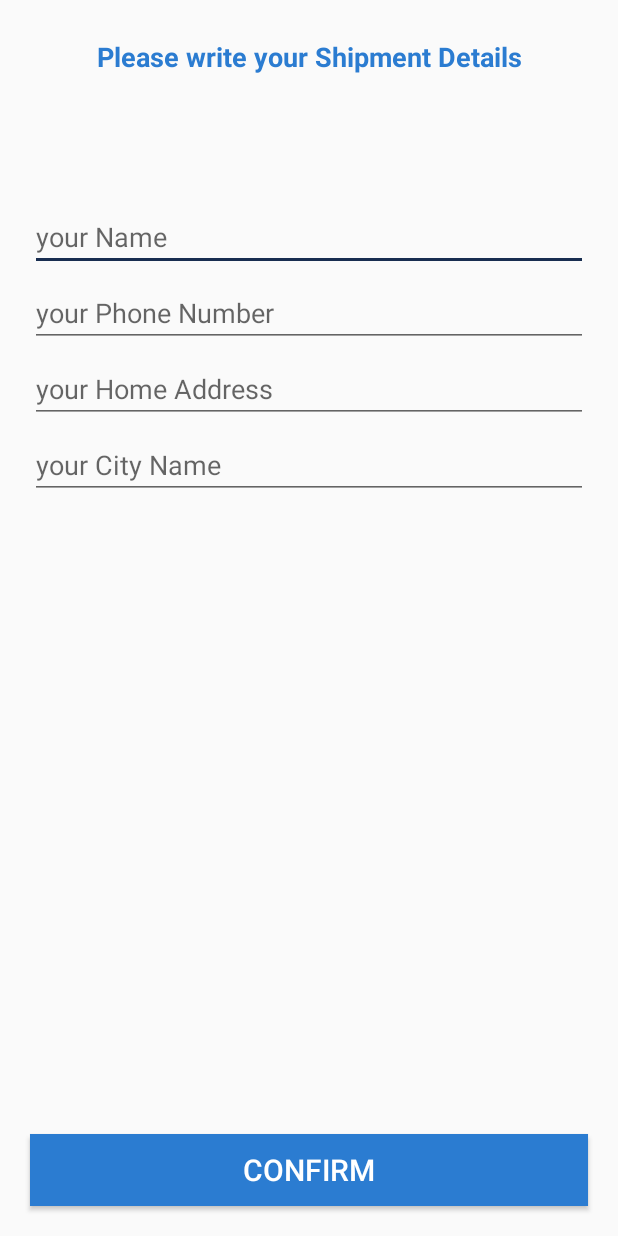
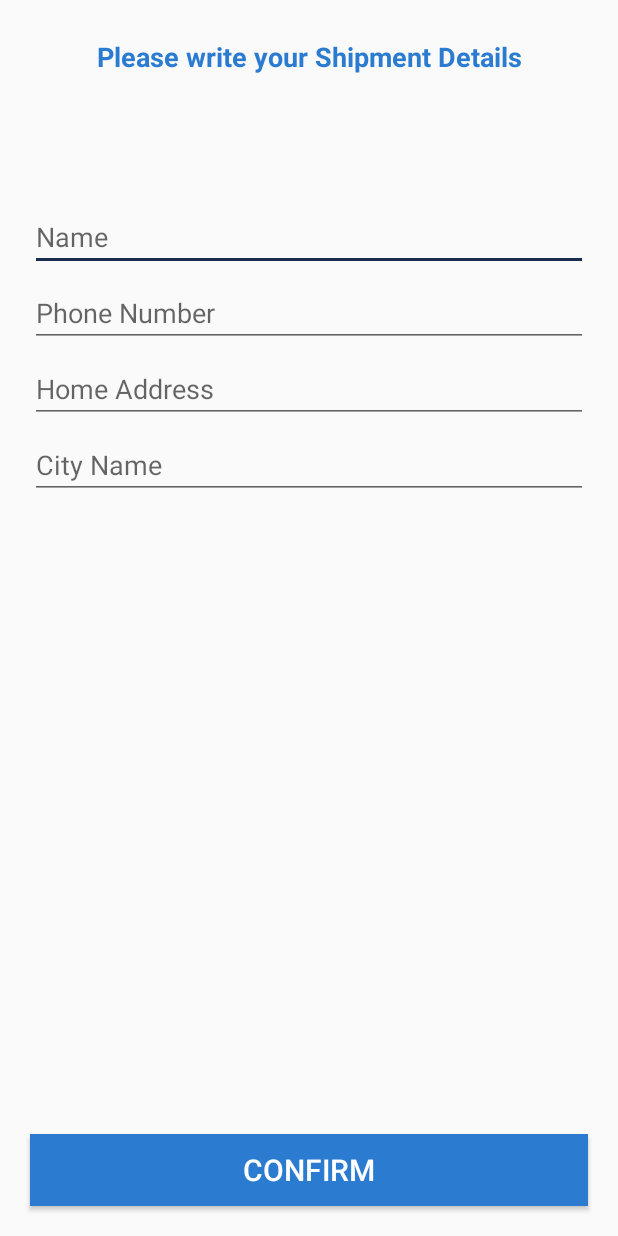
Before and after one commit to MuRemo/Online-Shopping, an Android app: the ConfirmFinalOrderActivity screen opened directly, with no data from a screen before it, on a phone screen of 412 x 824 dp. Run offline under Robolectric (Android 15) with nearby library versions, the phone set to English and light mode, and no system bars; our stand-ins replace Firebase (no records; nobody signed in at launch, a user with empty details on screens opened directly).

Commit message:
edit details

```diff
--- a/app/src/main/res/layout/activity_confirm_final_order.xml
+++ b/app/src/main/res/layout/activity_confirm_final_order.xml
@@ -26,7 +26,7 @@
         android:layout_marginTop="60dp"
         android:layout_marginLeft="20dp"
         android:layout_marginRight="20dp"
-        android:hint="your Name"
+        android:hint="Name"
         />
 
     <EditText
@@ -38,7 +38,7 @@
         android:layout_marginLeft="20dp"
         android:inputType="number"
         android:layout_marginRight="20dp"
-        android:hint="your Phone Number"
+        android:hint="Phone Number"
         />
 
     <EditText
@@ -49,7 +49,7 @@
         android:layout_marginTop="5dp"
         android:layout_marginLeft="20dp"
         android:layout_marginRight="20dp"
-        android:hint="your Home Address"
+        android:hint="Home Address"
         />
 
     <EditText
@@ -60,7 +60,7 @@
         android:layout_marginTop="5dp"
         android:layout_marginLeft="20dp"
         android:layout_marginRight="20dp"
-        android:hint="your City Name"
+        android:hint="City Name"
         />
 
 
```
